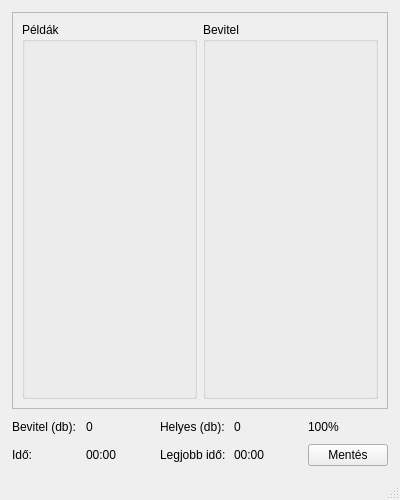
istvans/typx, file ui/single_result.ui: the form before one commit.
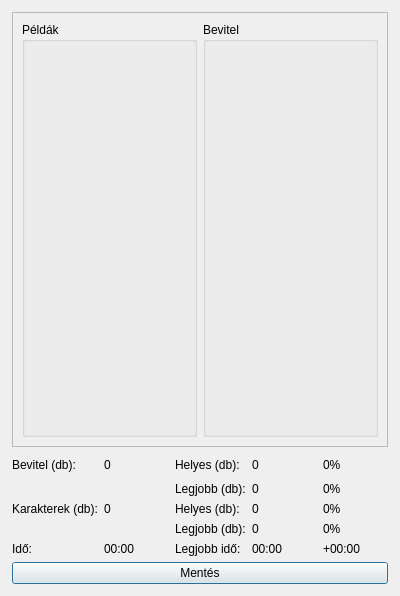
The form after the commit.

The edit to the form file:
```diff
--- a/ui/single_result.ui
+++ b/ui/single_result.ui
@@ -7,13 +7,25 @@
     <x>0</x>
     <y>0</y>
     <width>400</width>
-    <height>500</height>
+    <height>596</height>
    </rect>
   </property>
+  <property name="sizePolicy">
+   <sizepolicy hsizetype="Expanding" vsizetype="Preferred">
+    <horstretch>0</horstretch>
+    <verstretch>0</verstretch>
+   </sizepolicy>
+  </property>
   <property name="minimumSize">
    <size>
     <width>400</width>
-    <height>500</height>
+    <height>520</height>
+   </size>
+  </property>
+  <property name="maximumSize">
+   <size>
+    <width>400</width>
+    <height>600</height>
    </size>
   </property>
   <property name="focusPolicy">
@@ -39,6 +51,163 @@
     <property name="bottomMargin">
      <number>12</number>
     </property>
+    <item row="1" column="1">
+     <layout class="QGridLayout" name="stats">
+      <item row="1" column="3">
+       <widget class="QLabel" name="label_2">
+        <property name="text">
+         <string>0</string>
+        </property>
+       </widget>
+      </item>
+      <item row="2" column="3">
+       <widget class="QLabel" name="correctChars">
+        <property name="text">
+         <string>0</string>
+        </property>
+       </widget>
+      </item>
+      <item row="1" column="4">
+       <widget class="QLabel" name="label_3">
+        <property name="text">
+         <string>0%</string>
+        </property>
+       </widget>
+      </item>
+      <item row="2" column="2">
+       <widget class="QLabel" name="correctCharsLabel">
+        <property name="text">
+         <string>Helyes (db):</string>
+        </property>
+       </widget>
+      </item>
+      <item row="0" column="2">
+       <widget class="QLabel" name="correctInputCountLabel">
+        <property name="text">
+         <string>Helyes (db):</string>
+        </property>
+       </widget>
+      </item>
+      <item row="4" column="4">
+       <widget class="QLabel" name="timeDifference">
+        <property name="text">
+         <string>+00:00</string>
+        </property>
+       </widget>
+      </item>
+      <item row="2" column="1">
+       <widget class="QLabel" name="charCount">
+        <property name="text">
+         <string>0</string>
+        </property>
+       </widget>
+      </item>
+      <item row="0" column="4">
+       <widget class="QLabel" name="correctPercent">
+        <property name="minimumSize">
+         <size>
+          <width>0</width>
+          <height>23</height>
+         </size>
+        </property>
+        <property name="text">
+         <string>0%</string>
+        </property>
+       </widget>
+      </item>
+      <item row="4" column="0">
+       <widget class="QLabel" name="thisTimeLabel">
+        <property name="text">
+         <string>Idő:</string>
+        </property>
+       </widget>
+      </item>
+      <item row="4" column="1">
+       <widget class="QLabel" name="thisTime">
+        <property name="text">
+         <string>00:00</string>
+        </property>
+       </widget>
+      </item>
+      <item row="0" column="0">
+       <widget class="QLabel" name="numberOfPatternsLabel">
+        <property name="text">
+         <string>Bevitel (db):</string>
+        </property>
+       </widget>
+      </item>
+      <item row="2" column="0">
+       <widget class="QLabel" name="charCountLabel">
+        <property name="text">
+         <string>Karakterek (db):</string>
+        </property>
+       </widget>
+      </item>
+      <item row="4" column="3">
+       <widget class="QLabel" name="bestTime">
+        <property name="text">
+         <string>00:00</string>
+        </property>
+       </widget>
+      </item>
+      <item row="0" column="1">
+       <widget class="QLabel" name="numberOfPatterns">
+        <property name="text">
+         <string>0</string>
+        </property>
+       </widget>
+      </item>
+      <item row="2" column="4">
+       <widget class="QLabel" name="correctCharsPercent">
+        <property name="text">
+         <string>0%</string>
+        </property>
+       </widget>
+      </item>
+      <item row="0" column="3">
+       <widget class="QLabel" name="correctInputCount">
+        <property name="text">
+         <string>0</string>
+        </property>
+       </widget>
+      </item>
+      <item row="1" column="2">
+       <widget class="QLabel" name="label">
+        <property name="text">
+         <string>Legjobb (db):</string>
+        </property>
+       </widget>
+      </item>
+      <item row="4" column="2">
+       <widget class="QLabel" name="bestTimeLabel">
+        <property name="text">
+         <string>Legjobb idő:</string>
+        </property>
+       </widget>
+      </item>
+      <item row="3" column="2">
+       <widget class="QLabel" name="label_4">
+        <property name="text">
+         <string>Legjobb (db):</string>
+        </property>
+       </widget>
+      </item>
+      <item row="3" column="3">
+       <widget class="QLabel" name="label_5">
+        <property name="text">
+         <string>0</string>
+        </property>
+       </widget>
+      </item>
+      <item row="3" column="4">
+       <widget class="QLabel" name="label_6">
+        <property name="text">
+         <string>0%</string>
+        </property>
+       </widget>
+      </item>
+     </layout>
+    </item>
     <item row="0" column="1">
      <widget class="QScrollArea" name="scrollArea">
       <property name="horizontalScrollBarPolicy">
@@ -53,7 +222,7 @@
          <x>0</x>
          <y>0</y>
          <width>374</width>
-         <height>394</height>
+         <height>434</height>
         </rect>
        </property>
        <layout class="QGridLayout" name="gridLayout_2">
@@ -68,6 +237,37 @@
           <property name="title">
            <string>Bevitel</string>
           </property>
+          <widget class="QWidget" name="verticalLayoutWidget_2">
+           <property name="geometry">
+            <rect>
+             <x>0</x>
+             <y>20</y>
+             <width>171</width>
+             <height>391</height>
+            </rect>
+           </property>
+           <layout class="QVBoxLayout" name="inputBox">
+            <property name="sizeConstraint">
+             <enum>QLayout::SetDefaultConstraint</enum>
+            </property>
+            <item>
+             <spacer name="inputSpacer">
+              <property name="orientation">
+               <enum>Qt::Vertical</enum>
+              </property>
+              <property name="sizeType">
+               <enum>QSizePolicy::Expanding</enum>
+              </property>
+              <property name="sizeHint" stdset="0">
+               <size>
+                <width>20</width>
+                <height>40</height>
+               </size>
+              </property>
+             </spacer>
+            </item>
+           </layout>
+          </widget>
          </widget>
         </item>
         <item row="0" column="0">
@@ -81,95 +281,52 @@
           <property name="title">
            <string>Példák</string>
           </property>
+          <widget class="QWidget" name="verticalLayoutWidget">
+           <property name="geometry">
+            <rect>
+             <x>10</x>
+             <y>20</y>
+             <width>160</width>
+             <height>391</height>
+            </rect>
+           </property>
+           <layout class="QVBoxLayout" name="patternBox" stretch="0">
+            <property name="sizeConstraint">
+             <enum>QLayout::SetDefaultConstraint</enum>
+            </property>
+            <item>
+             <spacer name="patternSpacer">
+              <property name="orientation">
+               <enum>Qt::Vertical</enum>
+              </property>
+              <property name="sizeHint" stdset="0">
+               <size>
+                <width>20</width>
+                <height>40</height>
+               </size>
+              </property>
+             </spacer>
+            </item>
+           </layout>
+          </widget>
          </widget>
         </item>
        </layout>
       </widget>
      </widget>
     </item>
-    <item row="1" column="1">
-     <layout class="QGridLayout" name="gridLayout_3">
-      <item row="1" column="2">
-       <widget class="QLabel" name="label">
-        <property name="text">
-         <string>Legjobb idő:</string>
-        </property>
-       </widget>
-      </item>
-      <item row="1" column="0">
-       <widget class="QLabel" name="label_3">
-        <property name="text">
-         <string>Idő:</string>
-        </property>
-       </widget>
-      </item>
-      <item row="0" column="1">
-       <widget class="QLabel" name="numberOfPatterns">
-        <property name="text">
-         <string>0</string>
-        </property>
-       </widget>
-      </item>
-      <item row="1" column="4">
-       <widget class="QPushButton" name="saveButton">
-        <property name="text">
-         <string>Mentés</string>
-        </property>
-       </widget>
-      </item>
-      <item row="0" column="4">
-       <widget class="QLabel" name="correctPercent">
-        <property name="minimumSize">
-         <size>
-          <width>0</width>
-          <height>23</height>
-         </size>
-        </property>
-        <property name="text">
-         <string>100%</string>
-        </property>
-       </widget>
-      </item>
-      <item row="1" column="3">
-       <widget class="QLabel" name="bestTime">
-        <property name="text">
-         <string>00:00</string>
-        </property>
-       </widget>
-      </item>
-      <item row="0" column="0">
-       <widget class="QLabel" name="label_1">
-        <property name="text">
-         <string>Bevitel (db):</string>
-        </property>
-       </widget>
-      </item>
-      <item row="0" column="2">
-       <widget class="QLabel" name="label_4">
-        <property name="text">
-         <string>Helyes (db):</string>
-        </property>
-       </widget>
-      </item>
-      <item row="1" column="1">
-       <widget class="QLabel" name="thisTime">
-        <property name="text">
-         <string>00:00</string>
-        </property>
-       </widget>
-      </item>
-      <item row="0" column="3">
-       <widget class="QLabel" name="correctInputCount">
-        <property name="text">
-         <string>0</string>
-        </property>
-       </widget>
-      </item>
-     </layout>
+    <item row="2" column="1">
+     <widget class="QPushButton" name="saveButton">
+      <property name="text">
+       <string>Mentés</string>
+      </property>
+      <property name="default">
+       <bool>true</bool>
+      </property>
+     </widget>
     </item>
    </layout>
   </widget>
-  <widget class="QStatusBar" name="statusbar"/>
  </widget>
  <tabstops>
   <tabstop>saveButton</tabstop>
```
